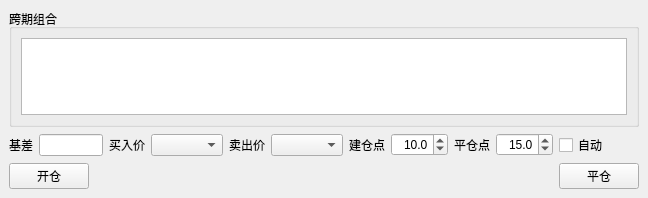
The window that dev/easytrader/cparbiui.ui (unit-xx/xfiles) describes before a commit, drawn with Qt 5.
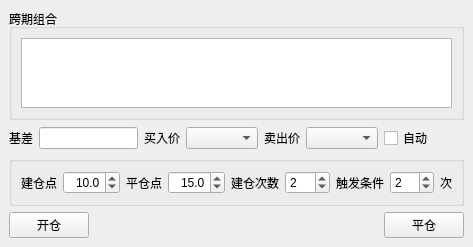
The same window after the commit.

```diff
--- a/dev/easytrader/cparbiui.ui
+++ b/dev/easytrader/cparbiui.ui
@@ -6,16 +6,16 @@
    <rect>
     <x>0</x>
     <y>0</y>
-    <width>634</width>
-    <height>198</height>
+    <width>458</width>
+    <height>244</height>
    </rect>
   </property>
   <property name="windowTitle">
    <string>股指期货跨期套利</string>
   </property>
   <widget class="QWidget" name="centralwidget">
-   <layout class="QGridLayout" name="gridLayout_2">
-    <item row="0" column="0" colspan="12">
+   <layout class="QGridLayout" name="gridLayout_3">
+    <item row="0" column="0" colspan="8">
      <widget class="QGroupBox" name="groupBox">
       <property name="sizePolicy">
        <sizepolicy hsizetype="Preferred" vsizetype="Expanding">
@@ -76,7 +76,14 @@
      </widget>
     </item>
     <item row="1" column="4">
-     <widget class="QComboBox" name="longpricecmb"/>
+     <widget class="QComboBox" name="longpricecmb">
+      <property name="sizePolicy">
+       <sizepolicy hsizetype="Preferred" vsizetype="Fixed">
+        <horstretch>0</horstretch>
+        <verstretch>0</verstretch>
+       </sizepolicy>
+      </property>
+     </widget>
     </item>
     <item row="1" column="5">
      <widget class="QLabel" name="label_7">
@@ -95,6 +102,25 @@
      <widget class="QComboBox" name="shortpricecmb"/>
     </item>
     <item row="1" column="7">
+     <widget class="QCheckBox" name="autochk">
+      <property name="sizePolicy">
+       <sizepolicy hsizetype="Fixed" vsizetype="Fixed">
+        <horstretch>0</horstretch>
+        <verstretch>0</verstretch>
+       </sizepolicy>
+      </property>
+      <property name="text">
+       <string>自动</string>
+      </property>
+     </widget>
+    </item>
+    <item row="2" column="0" colspan="8">
+     <widget class="QGroupBox" name="autogrp">
+      <property name="title">
+       <string/>
+      </property>
+      <layout class="QGridLayout" name="gridLayout_2">
+       <item row="0" column="0">
      <widget class="QLabel" name="label_4">
       <property name="sizePolicy">
        <sizepolicy hsizetype="Fixed" vsizetype="Preferred">
@@ -107,7 +133,7 @@
       </property>
      </widget>
     </item>
-    <item row="1" column="8">
+       <item row="0" column="1">
      <widget class="QDoubleSpinBox" name="openspin">
       <property name="alignment">
        <set>Qt::AlignRight|Qt::AlignTrailing|Qt::AlignVCenter</set>
@@ -123,7 +149,7 @@
       </property>
      </widget>
     </item>
-    <item row="1" column="9">
+       <item row="0" column="2">
      <widget class="QLabel" name="label_5">
       <property name="sizePolicy">
        <sizepolicy hsizetype="Fixed" vsizetype="Preferred">
@@ -136,7 +162,7 @@
       </property>
      </widget>
     </item>
-    <item row="1" column="10">
+       <item row="0" column="3">
      <widget class="QDoubleSpinBox" name="closespin">
       <property name="alignment">
        <set>Qt::AlignRight|Qt::AlignTrailing|Qt::AlignVCenter</set>
@@ -152,20 +178,63 @@
       </property>
      </widget>
     </item>
-    <item row="1" column="11">
-     <widget class="QCheckBox" name="autochk">
+       <item row="0" column="4">
+        <widget class="QLabel" name="label_8">
       <property name="sizePolicy">
-       <sizepolicy hsizetype="Fixed" vsizetype="Fixed">
+          <sizepolicy hsizetype="Fixed" vsizetype="Preferred">
         <horstretch>0</horstretch>
         <verstretch>0</verstretch>
        </sizepolicy>
       </property>
       <property name="text">
-       <string>自动</string>
+          <string>建仓次数</string>
       </property>
      </widget>
     </item>
-    <item row="2" column="0" colspan="2">
+       <item row="0" column="5">
+        <widget class="QSpinBox" name="opentimespin">
+         <property name="value">
+          <number>2</number>
+         </property>
+        </widget>
+       </item>
+       <item row="0" column="6">
+        <widget class="QLabel" name="label_9">
+         <property name="sizePolicy">
+          <sizepolicy hsizetype="Fixed" vsizetype="Preferred">
+           <horstretch>0</horstretch>
+           <verstretch>0</verstretch>
+          </sizepolicy>
+         </property>
+         <property name="text">
+          <string>触发条件</string>
+         </property>
+        </widget>
+       </item>
+       <item row="0" column="7">
+        <widget class="QSpinBox" name="triggercountspin">
+         <property name="value">
+          <number>2</number>
+         </property>
+        </widget>
+       </item>
+       <item row="0" column="8">
+        <widget class="QLabel" name="label_10">
+         <property name="sizePolicy">
+          <sizepolicy hsizetype="Fixed" vsizetype="Preferred">
+           <horstretch>0</horstretch>
+           <verstretch>0</verstretch>
+          </sizepolicy>
+         </property>
+         <property name="text">
+          <string>次</string>
+         </property>
+        </widget>
+       </item>
+      </layout>
+     </widget>
+    </item>
+    <item row="3" column="0" colspan="2">
      <widget class="QPushButton" name="openbtn">
       <property name="sizePolicy">
        <sizepolicy hsizetype="Fixed" vsizetype="Fixed">
@@ -178,7 +247,7 @@
       </property>
      </widget>
     </item>
-    <item row="2" column="2" colspan="9">
+    <item row="3" column="2" colspan="5">
      <spacer name="horizontalSpacer">
       <property name="orientation">
        <enum>Qt::Horizontal</enum>
@@ -191,7 +260,7 @@
       </property>
      </spacer>
     </item>
-    <item row="2" column="11">
+    <item row="3" column="7">
      <widget class="QPushButton" name="closebtn">
       <property name="sizePolicy">
        <sizepolicy hsizetype="Fixed" vsizetype="Fixed">
```
Left out of the diff: 2 changed lines with no effect on the pictures. Lines whose indentation alone changed are shown as unchanged.
